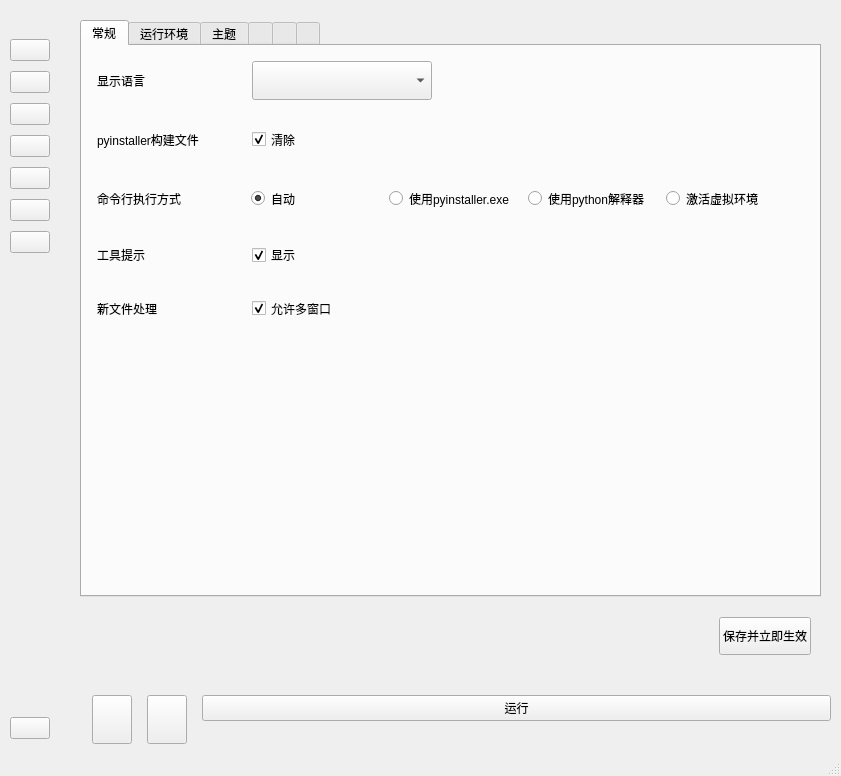
Qt form python-script/UI/UI_PyToExe.ui (Jf-JIN/Pyinstaller-GUI) before a commit.
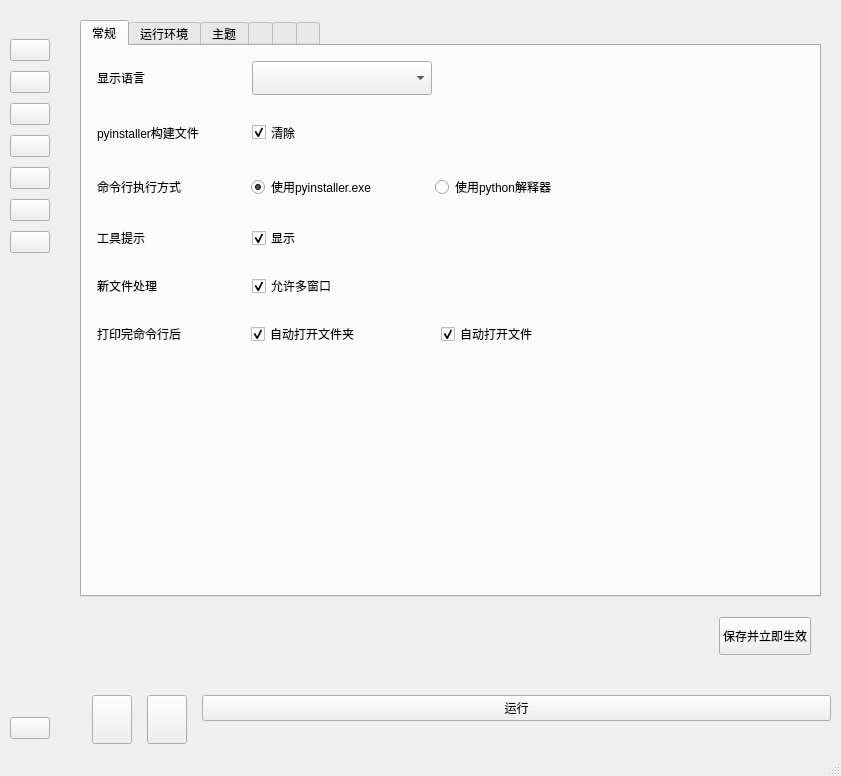
The same form after that commit. The open tabs and pages were chosen to show the change.

Commit message: 新增UI项

```diff
--- a/python-script/UI/UI_PyToExe.ui
+++ b/python-script/UI/UI_PyToExe.ui
@@ -2795,22 +2795,6 @@
                      <property name="bottomMargin">
                       <number>0</number>
                      </property>
-                     <item>
-                      <widget class="QRadioButton" name="rb_use_auto_select">
-                       <property name="sizePolicy">
-                        <sizepolicy hsizetype="Expanding" vsizetype="Expanding">
-                         <horstretch>0</horstretch>
-                         <verstretch>0</verstretch>
-                        </sizepolicy>
-                       </property>
-                       <property name="text">
-                        <string>自动</string>
-                       </property>
-                       <property name="checked">
-                        <bool>true</bool>
-                       </property>
-                      </widget>
-                     </item>
                      <item>
                       <widget class="QRadioButton" name="rb_use_pyinstaller">
                        <property name="sizePolicy">
@@ -2823,7 +2807,7 @@
                         <string>使用pyinstaller.exe</string>
                        </property>
                        <property name="checked">
-                        <bool>false</bool>
+                        <bool>true</bool>
                        </property>
                       </widget>
                      </item>
@@ -2841,16 +2825,13 @@
                       </widget>
                      </item>
                      <item>
-                      <widget class="QRadioButton" name="rb_use_virtual_env">
+                      <widget class="QWidget" name="widget_42" native="true">
                        <property name="sizePolicy">
                         <sizepolicy hsizetype="Expanding" vsizetype="Expanding">
                          <horstretch>0</horstretch>
                          <verstretch>0</verstretch>
                         </sizepolicy>
                        </property>
-                       <property name="text">
-                        <string>激活虚拟环境</string>
-                       </property>
                       </widget>
                      </item>
                     </layout>
@@ -2864,7 +2845,7 @@
                  <property name="sizePolicy">
                   <sizepolicy hsizetype="Expanding" vsizetype="Expanding">
                    <horstretch>0</horstretch>
-                   <verstretch>40</verstretch>
+                   <verstretch>60</verstretch>
                   </sizepolicy>
                  </property>
                  <property name="wdg_group" stdset="0">
@@ -3024,6 +3005,88 @@
                     </layout>
                    </widget>
                   </item>
+                  <item>
+                   <widget class="QWidget" name="widget_29" native="true">
+                    <property name="sizePolicy">
+                     <sizepolicy hsizetype="Expanding" vsizetype="Expanding">
+                      <horstretch>0</horstretch>
+                      <verstretch>20</verstretch>
+                     </sizepolicy>
+                    </property>
+                    <layout class="QHBoxLayout" name="horizontalLayout_31">
+                     <property name="spacing">
+                      <number>10</number>
+                     </property>
+                     <property name="leftMargin">
+                      <number>5</number>
+                     </property>
+                     <property name="topMargin">
+                      <number>5</number>
+                     </property>
+                     <property name="rightMargin">
+                      <number>5</number>
+                     </property>
+                     <property name="bottomMargin">
+                      <number>5</number>
+                     </property>
+                     <item>
+                      <widget class="QLabel" name="lb_print_cmd_option">
+                       <property name="sizePolicy">
+                        <sizepolicy hsizetype="Expanding" vsizetype="Expanding">
+                         <horstretch>40</horstretch>
+                         <verstretch>0</verstretch>
+                        </sizepolicy>
+                       </property>
+                       <property name="text">
+                        <string>打印完命令行后</string>
+                       </property>
+                      </widget>
+                     </item>
+                     <item>
+                      <widget class="QCheckBox" name="cb_print_cmd_auto_open_folder">
+                       <property name="sizePolicy">
+                        <sizepolicy hsizetype="Expanding" vsizetype="Expanding">
+                         <horstretch>50</horstretch>
+                         <verstretch>0</verstretch>
+                        </sizepolicy>
+                       </property>
+                       <property name="text">
+                        <string>自动打开文件夹</string>
+                       </property>
+                       <property name="checked">
+                        <bool>true</bool>
+                       </property>
+                      </widget>
+                     </item>
+                     <item>
+                      <widget class="QCheckBox" name="cb_print_cmd_auto_open_file">
+                       <property name="sizePolicy">
+                        <sizepolicy hsizetype="Expanding" vsizetype="Expanding">
+                         <horstretch>50</horstretch>
+                         <verstretch>0</verstretch>
+                        </sizepolicy>
+                       </property>
+                       <property name="text">
+                        <string>自动打开文件</string>
+                       </property>
+                       <property name="checked">
+                        <bool>true</bool>
+                       </property>
+                      </widget>
+                     </item>
+                     <item>
+                      <widget class="QWidget" name="widget_41" native="true">
+                       <property name="sizePolicy">
+                        <sizepolicy hsizetype="Expanding" vsizetype="Expanding">
+                         <horstretch>48</horstretch>
+                         <verstretch>0</verstretch>
+                        </sizepolicy>
+                       </property>
+                      </widget>
+                     </item>
+                    </layout>
+                   </widget>
+                  </item>
                  </layout>
                 </widget>
                </item>
```
Left out of the diff: 121 changed lines with no effect on the pictures. The commit also changes 1 other file.
